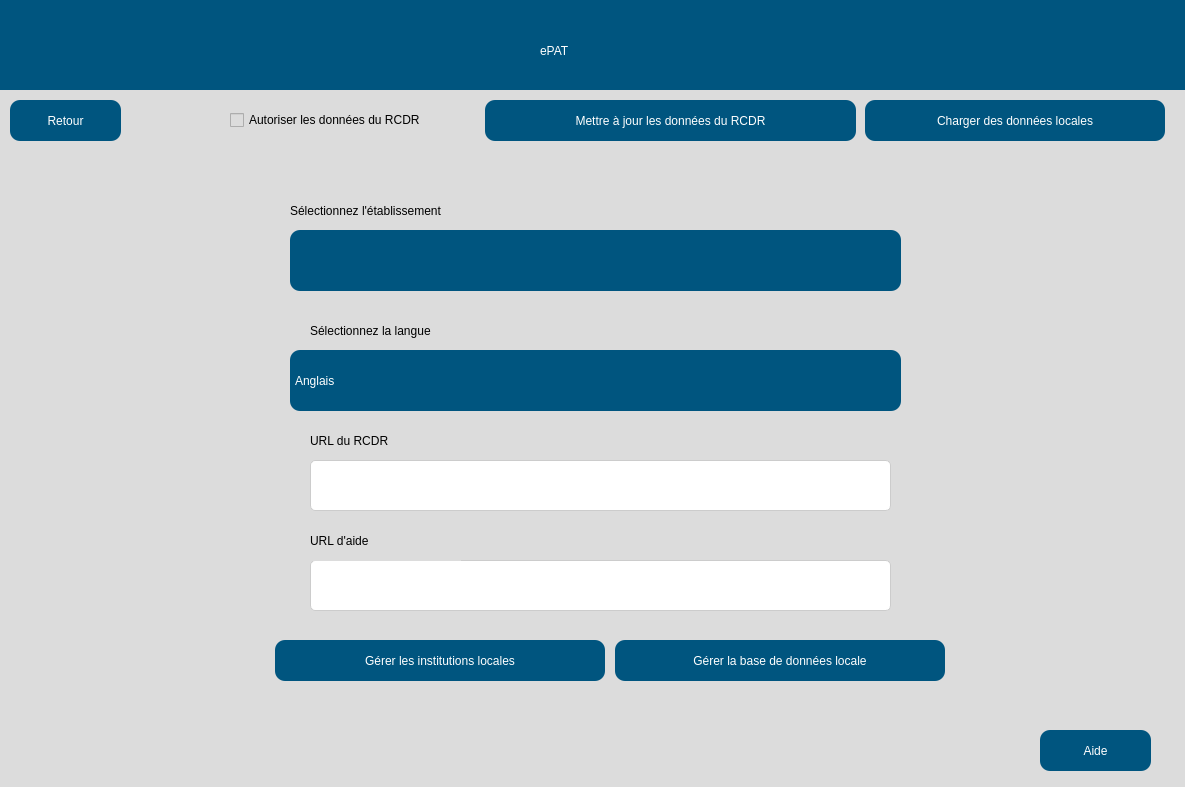
Old version of the form src/user_interface/french_settingsPage.ui in the repository eppenney/eBook-Perpetual-Access-Rights-Tracker.
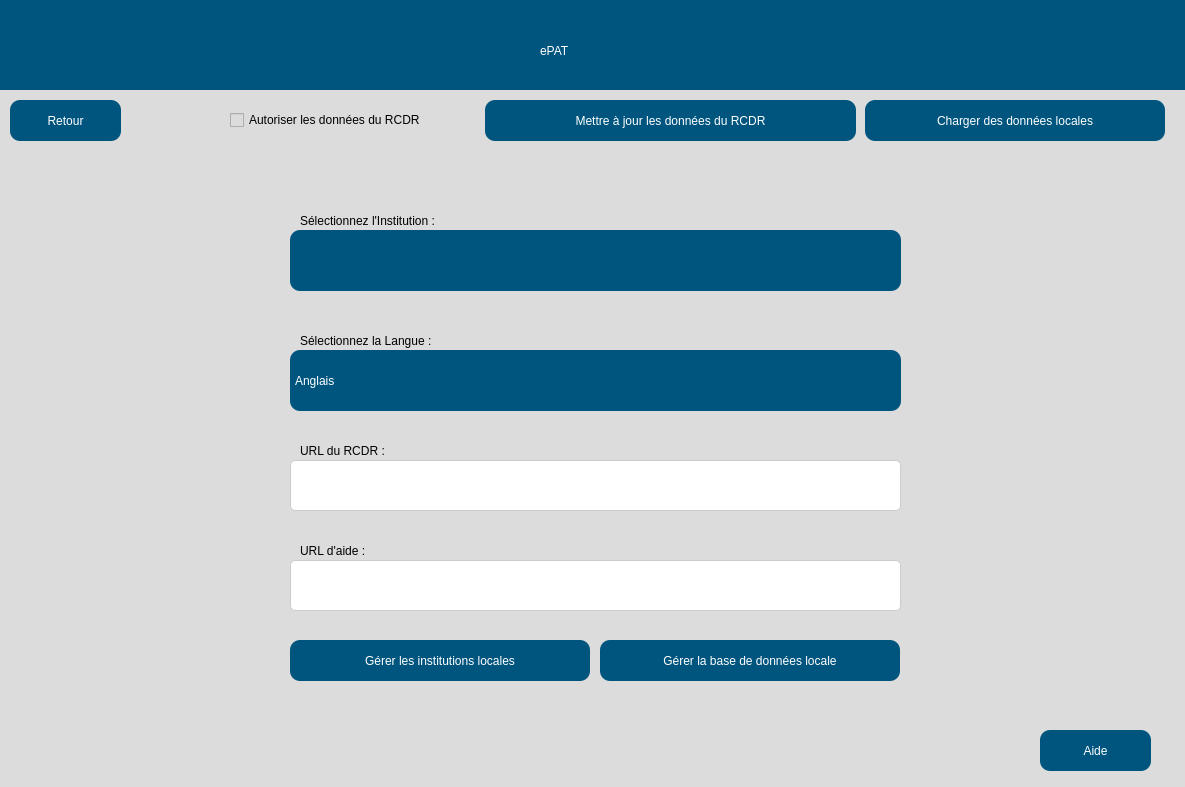
New version of the form. Icons and pictures are not drawn.

Commit message: - Moving stuff around on settings page

The edit to the form file:
```diff
--- a/src/user_interface/french_settingsPage.ui
+++ b/src/user_interface/french_settingsPage.ui
@@ -156,8 +156,8 @@
    <widget class="QLabel" name="UniversityLabel_5">
     <property name="geometry">
      <rect>
-      <x>300</x>
-      <y>190</y>
+      <x>310</x>
+      <y>200</y>
       <width>240</width>
       <height>41</height>
      </rect>
@@ -167,7 +167,7 @@
 color: black;</string>
     </property>
     <property name="text">
-     <string>Sélectionnez l'établissement</string>
+     <string>Sélectionnez l'Institution :</string>
     </property>
    </widget>
    <widget class="QComboBox" name="institutionSelection">
@@ -226,8 +226,8 @@
     <widget class="QLabel" name="UniversityLabel_6">
     <property name="geometry">
      <rect>
-      <x>320</x>
-      <y>310</y>
+      <x>310</x>
+      <y>320</y>
       <width>251</width>
       <height>41</height>
      </rect>
@@ -237,7 +237,7 @@
 color: black;</string>
     </property>
     <property name="text">
-     <string>Sélectionnez la langue</string>
+     <string>Sélectionnez la Langue :</string>
     </property>
    </widget>
    <widget class="QComboBox" name="languageSetting">
@@ -307,8 +307,8 @@
    <widget class="QLabel" name="UniversityLabel_8">
     <property name="geometry">
      <rect>
-      <x>320</x>
-      <y>420</y>
+      <x>310</x>
+      <y>430</y>
       <width>151</width>
       <height>41</height>
      </rect>
@@ -318,15 +318,32 @@
 color: black;</string>
     </property>
     <property name="text">
-     <string>URL du RCDR</string>
+     <string>URL du RCDR :</string>
+    </property>
+   </widget>
+   <widget class="QLabel" name="helpURLlabel">
+    <property name="geometry">
+     <rect>
+      <x>310</x>
+      <y>530</y>
+      <width>151</width>
+      <height>41</height>
+     </rect>
+    </property>
+    <property name="styleSheet">
+     <string >font: 75 14pt &quot;Arial&quot;;
+color: black;</string>
+    </property>
+    <property name="text">
+     <string>URL d'aide :</string>
     </property>
    </widget>
    <widget class="QLineEdit" name="helpURL">
     <property name="geometry">
      <rect>
-      <x>320</x>
+      <x>300</x>
       <y>560</y>
-      <width>581</width>
+      <width>611</width>
       <height>51</height>
      </rect>
     </property>
@@ -348,27 +365,10 @@
     outline: none; /* Remove default focus outline */
 }
 
-/* Styling for QLineEdit when hovered */
-QLineEdit:hover {
-    border: 1px solid #999; /* Border color on hover */
-}</string>
-    </property>
-   </widget>
-   <widget class="QLabel" name="helpURLlabel">
-    <property name="geometry">
-     <rect>
-      <x>320</x>
-      <y>520</y>
-      <width>151</width>
-      <height>41</height>
-     </rect>
-    </property>
-    <property name="styleSheet">
-     <string >font: 75 14pt &quot;Arial&quot;;
-color: black;</string>
-    </property>
-    <property name="text">
-     <string>URL d'aide</string>
+        /* Styling for QLineEdit when hovered */
+        QLineEdit:hover {
+            border: 1px solid #999; /* Border color on hover */
+        }</string>
     </property>
    </widget>
    <widget class="QPushButton" name="helpButton">
@@ -405,9 +405,9 @@
    <widget class="QLineEdit" name="crknURL">
     <property name="geometry">
      <rect>
-      <x>320</x>
+      <x>300</x>
       <y>460</y>
-      <width>581</width>
+      <width>611</width>
       <height>51</height>
      </rect>
     </property>
@@ -441,9 +441,9 @@
    <widget class="QPushButton" name="manageDatabase">
     <property name="geometry">
      <rect>
-      <x>625</x>
+      <x>610</x>
       <y>640</y>
-      <width>330</width>
+      <width>300</width>
       <height>41</height>
      </rect>
     </property>
@@ -476,9 +476,9 @@
    <widget class="QPushButton" name="manageInstitution">
     <property name="geometry">
      <rect>
-      <x>285</x>
+      <x>300</x>
       <y>640</y>
-      <width>330</width>
+      <width>300</width>
       <height>41</height>
      </rect>
     </property>
```
Left out of the diff: 28 changed lines with no effect on the pictures. The commit also changes 1 other file.
